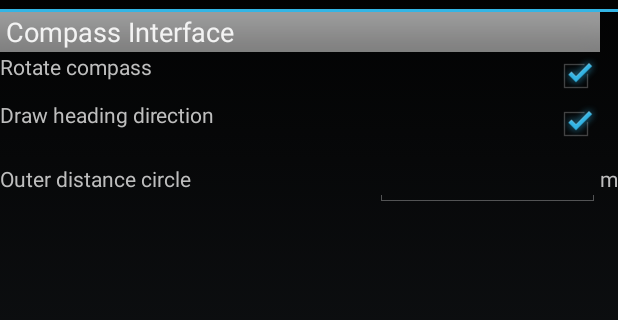
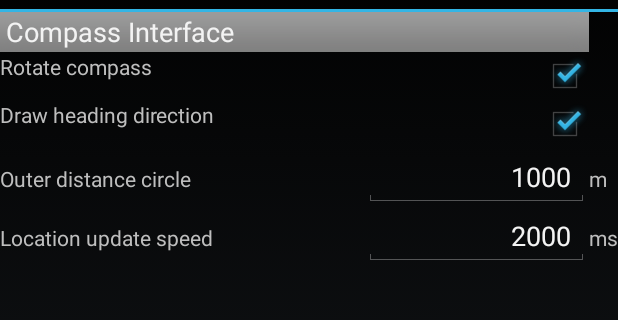
Before and after one commit to pluyckx/Geocaching, an Android app: the fragment SettingsFragment placed in its activity, on a phone screen of 412 x 824 dp, the part 60-380 px from its top. Run offline under Robolectric (Android 15) with nearby library versions, the phone set to English and light mode, and no system bars.

```diff
--- a/src/main/AndroidManifest.xml
+++ b/src/main/AndroidManifest.xml
@@ -1,8 +1,8 @@
 <?xml version="1.0" encoding="utf-8"?>
 <manifest xmlns:android="http://schemas.android.com/apk/res/android"
           package="be.philipluyckx.geocaching"
-          android:versionCode="3"
-          android:versionName="0.7">
+          android:versionCode="5"
+          android:versionName="0.7.2">
 
     <uses-sdk
             android:minSdkVersion="15"
--- a/src/main/java/be/philipluyckx/geocaching/components/compass/Compass.java
+++ b/src/main/java/be/philipluyckx/geocaching/components/compass/Compass.java
@@ -10,6 +10,7 @@ import android.util.AttributeSet;
 import android.view.MotionEvent;
 import android.view.ScaleGestureDetector;
 import android.view.View;
+import android.widget.Toast;
 
 import com.google.android.gms.maps.model.LatLng;
 
@@ -50,6 +51,10 @@ public class Compass extends View implements ILocationListener, Observer {
   private float mMaxDistance = 0;
   private String sMaxDistance;
   private String sHalfMaxDistance;
+  private float mMaxDistanceWidth;
+  private float mMaxDistanceHeight;
+  private float mHalfMaxDistanceWidth;
+  private float mHalfMaxDistanceHeight;
   private LatLng mPosition;
   private Smoother orientation;
   private double mRotate = 0.0;
@@ -97,6 +102,7 @@ public class Compass extends View implements ILocationListener, Observer {
   }
 
   public void initialize() {
+    reloadSettings();
     mScaleDetector = new ScaleGestureDetector(context, new ScaleListener());
     orientation = new Smoother(0.0, 0.5);
 
@@ -106,7 +112,14 @@ public class Compass extends View implements ILocationListener, Observer {
 
     SHORT_DISTANCE_PX = 25.0f * GeocachingApplication.getApplication().getDisplayMetrics().density;
 
-    setMaxDistance(1000);
+    Rect bounds = new Rect();
+    pDistanceText.getTextBounds(sMaxDistance, 0, sMaxDistance.length(), bounds);
+    mMaxDistanceWidth = bounds.width();
+    mHalfMaxDistanceHeight = bounds.height();
+
+    pDistanceText.getTextBounds(sHalfMaxDistance, 0, sHalfMaxDistance.length(), bounds);
+    mHalfMaxDistanceWidth = bounds.width();
+    mHalfMaxDistanceHeight = bounds.height();
 
     GeocachingApplication.getApplication().getLocationManager().addListener(this);
 
@@ -172,6 +185,14 @@ public class Compass extends View implements ILocationListener, Observer {
   public void reloadSettings() {
     mRotateCompass = GeocachingApplication.getApplication().getPreferences().getBoolean(SettingsFragment.PREF_ROTATE_COMPASS, true);
     mDrawHeadingLine = GeocachingApplication.getApplication().getPreferences().getBoolean(SettingsFragment.PREF_DRAW_HEADING_LINE, true);
+    String tmp = GeocachingApplication.getApplication().getPreferences().getString(SettingsFragment.PREF_OUTER_DISTANCE, "1000.0");
+
+    try {
+      setMaxDistance(Float.parseFloat(tmp));
+    } catch (RuntimeException ex) {
+      Toast.makeText(this.context, ex.getMessage(), Toast.LENGTH_LONG);
+      setMaxDistance(1000.0f);
+    }
 
     invalidate();
   }
@@ -263,7 +284,6 @@ public class Compass extends View implements ILocationListener, Observer {
     float x, y;
     double rotateAngle = 0.0;
     double angle;
-    Rect bounds = new Rect();
     canvas.translate(half_width, half_height);
 
     if (!isInEditMode()) {
@@ -296,8 +316,7 @@ public class Compass extends View implements ILocationListener, Observer {
       if (height > width) {
         y = -smallest / 2.0f - distanceBetweenTextCircle;
       } else {
-        pDistanceText.getTextBounds(sHalfMaxDistance, 0, sHalfMaxDistance.length(), bounds);
-        y = -smallest / 2.0f + distanceBetweenTextCircle + bounds.height();
+        y = -smallest / 2.0f + distanceBetweenTextCircle + mHalfMaxDistanceHeight;
       }
 
       canvas.drawText(sHalfMaxDistance, x, y, pDistanceText);
@@ -305,8 +324,7 @@ public class Compass extends View implements ILocationListener, Observer {
       if (height > width) {
         y = -smallest - distanceBetweenTextCircle;
       } else {
-        pDistanceText.getTextBounds(sHalfMaxDistance, 0, sMaxDistance.length(), bounds);
-        y = -smallest + distanceBetweenTextCircle + bounds.height();
+        y = -smallest + distanceBetweenTextCircle + mMaxDistanceHeight;
       }
 
       canvas.drawText(sMaxDistance, x, y, pDistanceText);
@@ -317,7 +335,7 @@ public class Compass extends View implements ILocationListener, Observer {
       for (CompassPoint p : mPoints) {
         p.draw(canvas, smallest, mMaxDistance, mPosition);
       }
-      if(mSelectedPoint != null) {
+      if (mSelectedPoint != null) {
         mSelectedPoint.draw(canvas, smallest, mMaxDistance, mPosition);
       }
     } else {
--- a/src/main/java/be/philipluyckx/geocaching/fragments/SettingsFragment.java
+++ b/src/main/java/be/philipluyckx/geocaching/fragments/SettingsFragment.java
@@ -7,7 +7,7 @@ import android.view.LayoutInflater;
 import android.view.View;
 import android.view.ViewGroup;
 import android.widget.CheckBox;
-import android.widget.CompoundButton;
+import android.widget.EditText;
 
 import be.philipluyckx.geocaching.GeocachingApplication;
 import be.philipluyckx.geocaching.R;
@@ -18,9 +18,28 @@ import be.philipluyckx.geocaching.R;
 public class SettingsFragment extends Fragment {
   public static final String PREF_ROTATE_COMPASS = "rotate_compass";
   public static final String PREF_DRAW_HEADING_LINE = "draw_heading_line";
+  public static final String PREF_OUTER_DISTANCE = "outer_distance";
+  public static final String PREF_LOC_UPDATE_SPEED = "loc_update_speed";
 
   private CheckBox mRotateCompass;
   private CheckBox mDrawHeadingLine;
+  private EditText mMaxDistance;
+  private EditText mLocSpeedUpdate;
+
+  @Override
+  public void onPause() {
+    SharedPreferences.Editor editor = GeocachingApplication.getApplication().getPreferences().edit();
+    editor.putBoolean(PREF_ROTATE_COMPASS, mRotateCompass.isChecked());
+    editor.putBoolean(PREF_DRAW_HEADING_LINE, mDrawHeadingLine.isChecked());
+    editor.putString(PREF_OUTER_DISTANCE, mMaxDistance.getText().toString());
+    editor.putString(PREF_LOC_UPDATE_SPEED, mLocSpeedUpdate.getText().toString());
+    editor.commit();
+
+    GeocachingApplication.getApplication().getLocationManager().stopListening();
+    GeocachingApplication.getApplication().getLocationManager().startListening();
+
+    super.onPause();
+  }
 
   @Override
   public View onCreateView(LayoutInflater inflater, ViewGroup container, Bundle savedInstanceState) {
@@ -28,26 +47,13 @@ public class SettingsFragment extends Fragment {
 
     mRotateCompass = (CheckBox)v.findViewById(R.id.cb_compass_rotate);
     mDrawHeadingLine = (CheckBox)v.findViewById(R.id.cb_compass_heading_line);
+    mMaxDistance = (EditText)v.findViewById(R.id.et_outer_distance);
+    mLocSpeedUpdate = (EditText)v.findViewById(R.id.et_loc_update_speed);
 
     mRotateCompass.setChecked(GeocachingApplication.getApplication().getPreferences().getBoolean(PREF_ROTATE_COMPASS, true));
     mDrawHeadingLine.setChecked(GeocachingApplication.getApplication().getPreferences().getBoolean(PREF_DRAW_HEADING_LINE, true));
-
-    mRotateCompass.setOnCheckedChangeListener(new CompoundButton.OnCheckedChangeListener() {
-      @Override
-      public void onCheckedChanged(CompoundButton compoundButton, boolean b) {
-        SharedPreferences.Editor editor = GeocachingApplication.getApplication().getPreferences().edit();
-        editor.putBoolean(PREF_ROTATE_COMPASS, b);
-        editor.commit();
-      }
-    });
-    mDrawHeadingLine.setOnCheckedChangeListener(new CompoundButton.OnCheckedChangeListener() {
-      @Override
-      public void onCheckedChanged(CompoundButton compoundButton, boolean b) {
-        SharedPreferences.Editor editor = GeocachingApplication.getApplication().getPreferences().edit();
-        editor.putBoolean(PREF_DRAW_HEADING_LINE, b);
-        editor.commit();
-      }
-    });
+    mMaxDistance.setText(GeocachingApplication.getApplication().getPreferences().getString(PREF_OUTER_DISTANCE, "1000"));
+    mLocSpeedUpdate.setText(GeocachingApplication.getApplication().getPreferences().getString(PREF_LOC_UPDATE_SPEED, "2000"));
 
     return v;
   }
--- a/src/main/java/be/philipluyckx/geocaching/location/LocationManager.java
+++ b/src/main/java/be/philipluyckx/geocaching/location/LocationManager.java
@@ -8,6 +8,7 @@ import android.hardware.SensorManager;
 import android.location.Location;
 import android.location.LocationListener;
 import android.os.Bundle;
+import android.widget.Toast;
 
 import com.google.android.gms.maps.model.LatLng;
 
@@ -15,6 +16,7 @@ import java.util.ArrayList;
 import java.util.List;
 
 import be.philipluyckx.geocaching.GeocachingApplication;
+import be.philipluyckx.geocaching.fragments.SettingsFragment;
 
 /**
  * Created by pluyckx on 6/26/13.
@@ -47,7 +49,16 @@ public class LocationManager implements LocationListener, SensorEventListener {
   }
 
   public void startListening() {
-    mManager.requestLocationUpdates(android.location.LocationManager.GPS_PROVIDER, 5000, 10, this);
+    long gpsUpdateSpeed;
+
+    try {
+      gpsUpdateSpeed = Long.parseLong(GeocachingApplication.getApplication().getPreferences().getString(SettingsFragment.PREF_LOC_UPDATE_SPEED, "2000"));
+    } catch(RuntimeException ex) {
+      gpsUpdateSpeed = 2000;
+      Toast.makeText(GeocachingApplication.getApplication().getApplicationContext(), ex.getMessage(), Toast.LENGTH_LONG);
+    }
+
+    mManager.requestLocationUpdates(android.location.LocationManager.GPS_PROVIDER, gpsUpdateSpeed, 0, this);
     mSensorManager.registerListener(this, mAccelerometer, 5000000);
     mSensorManager.registerListener(this, mMagneticField, 5000000);
   }
--- a/src/main/res/layout/settings_layout.xml
+++ b/src/main/res/layout/settings_layout.xml
@@ -55,4 +55,19 @@
         <TextView
                 android:text="m"/>
     </TableRow>
+
+    <TableRow
+            android:layout_width="wrap_content"
+            android:layout_height="wrap_content">
+        <TextView
+                android:text="@string/set_loc_update_speed"/>
+
+        <EditText
+                android:minWidth="100dip"
+                android:id="@+id/et_loc_update_speed"
+                android:inputType="number"
+                android:gravity="right"/>
+        <TextView
+                android:text="ms"/>
+    </TableRow>
 </TableLayout>
--- a/src/main/res/values/strings.xml
+++ b/src/main/res/values/strings.xml
@@ -14,6 +14,7 @@
 
     <string name="undo">Undo</string>
     <string name="add_point">Add Point</string>
+    <string name="add_current_position">Add Current Position</string>
     <string name="visible">Visible</string>
     <string name="name">Name</string>
     <string name="location">Location</string>
@@ -26,6 +27,7 @@
     <string name="distance">Distance</string>
     <string name="direction">Direction</string>
     <string name="set_outer_distance">Outer distance circle</string>
+    <string name="set_loc_update_speed">Location update speed</string>
 
     <string name="edit_point_dialog_title">Edit Point</string>
     <string name="edit_point_dialog_add">Add</string>
```
Also changed, not shown: src/main/java/be/philipluyckx/geocaching/dialogs/AddPointDialog.java (+22 -7 lines), src/main/java/be/philipluyckx/geocaching/fragments/DatabaseFragment.java (+28 -8 lines), src/main/res/layout/database_layout.xml (+10 -12 lines), 5 other files.
